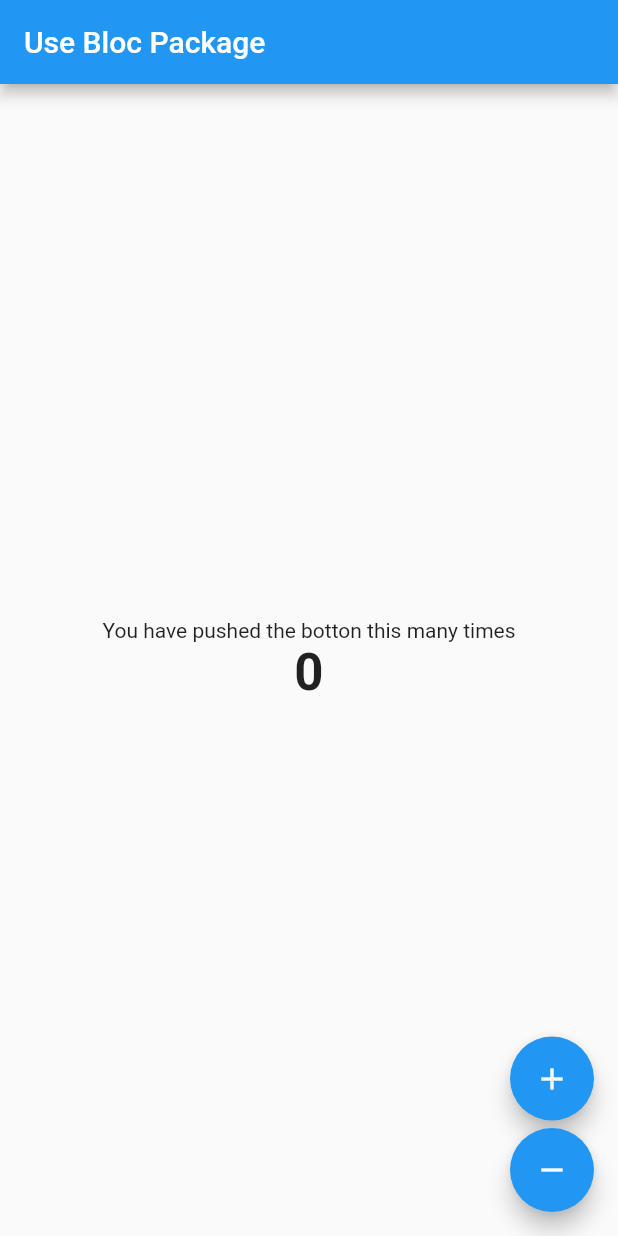
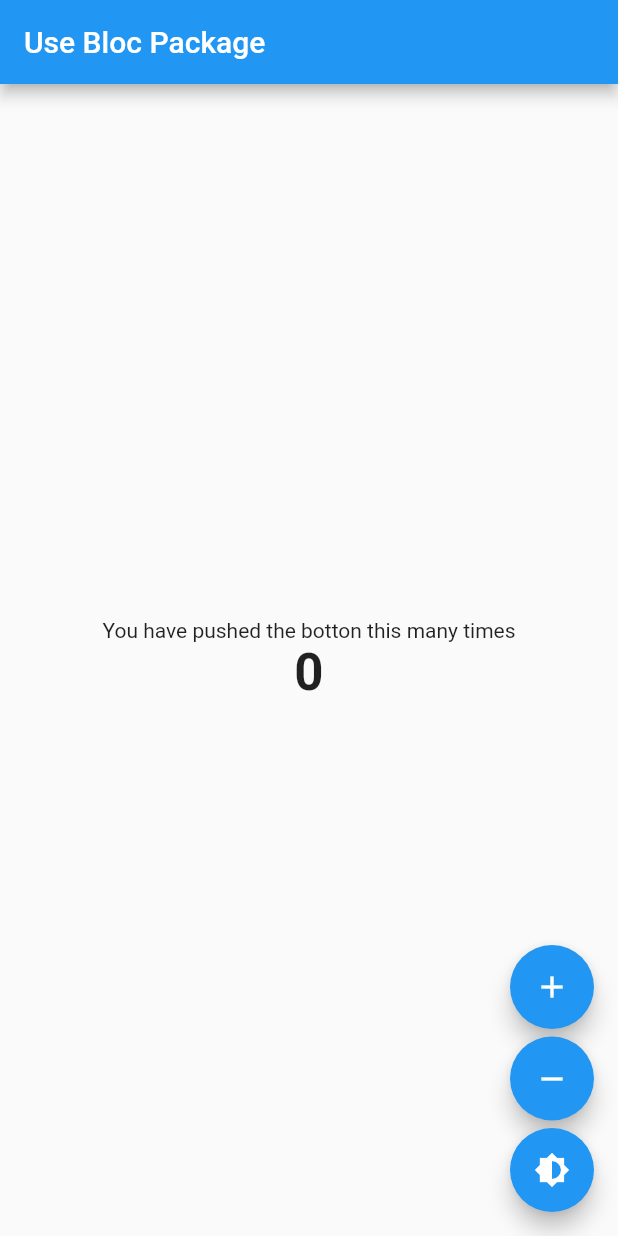
Before and after one commit to hamitseyrek/flutter_bloc_cubit_package, a Flutter app: the screen it shows after launch, on a phone screen of 412 x 824 dp. Run offline on Flutter 3.47's test engine with Material 2 defaults, Android fonts, the phone set to English and light mode, and no system bars; our stand-ins replace flutter_bloc.

Commit message:
Change Theme ligh<->dark with Cubit

```diff
--- a/lib/app.dart
+++ b/lib/app.dart
@@ -4,6 +4,7 @@ import 'package:flutter_bloc/flutter_bloc.dart';
 import 'package:flutter_bloc_cubit_package/counter_bloc/counter_bloc.dart';
 import 'package:flutter_bloc_cubit_package/counter_bloc/counter_event.dart';
 import 'package:flutter_bloc_cubit_package/counter_bloc/counter_state.dart';
+import 'package:flutter_bloc_cubit_package/theme_cubit/theme_cubit.dart';
 
 class MyAppHome extends StatelessWidget {
   const MyAppHome({Key? key}) : super(key: key);
@@ -69,6 +70,14 @@ class MyActions extends StatelessWidget {
             context.read<CounterBloc>().add(CounterDecrement());
           },
         ),
+        const SizedBox(height: 5),
+        FloatingActionButton(
+          child: const Icon(Icons.brightness_6),
+          heroTag: 'changeTheme',
+          onPressed: () {
+            context.read<ThemeCubit>().changeTheme();
+          },
+        ),
       ],
     );
   }
--- a/lib/main.dart
+++ b/lib/main.dart
@@ -2,6 +2,7 @@ import 'package:flutter/material.dart';
 import 'package:flutter_bloc/flutter_bloc.dart';
 import 'package:flutter_bloc_cubit_package/app.dart';
 import 'package:flutter_bloc_cubit_package/counter_bloc/counter_bloc.dart';
+import 'package:flutter_bloc_cubit_package/theme_cubit/theme_cubit.dart';
 
 void main() {
   runApp(const MyApp());
@@ -13,14 +14,17 @@ class MyApp extends StatelessWidget {
   // This widget is the root of your application.
   @override
   Widget build(BuildContext context) {
-    return MaterialApp(
-      title: 'Flutter Demo',
-      theme: ThemeData(
-        primarySwatch: Colors.blue,
-      ),
-      home: BlocProvider(
-        create: (context) => CounterBloc(),
-        child: const MyAppHome(),
+    return BlocProvider(
+      create: (context) => ThemeCubit(),
+      child: BlocBuilder<ThemeCubit, ThemeData>(
+        builder: (context, themeData) => MaterialApp(
+          title: 'Flutter Demo',
+          theme: themeData,
+          home: BlocProvider(
+            create: (context) => CounterBloc(),
+            child: const MyAppHome(),
+          ),
+        ),
       ),
     );
   }
--- /dev/null
+++ b/lib/theme_cubit/theme_cubit.dart
@@ -0,0 +1,23 @@
+import 'package:flutter/material.dart';
+import 'package:flutter_bloc/flutter_bloc.dart';
+
+class ThemeCubit extends Cubit<ThemeData> {
+  ThemeCubit() : super(_lightTheme);
+
+  static final _lightTheme = ThemeData(
+    floatingActionButtonTheme: const FloatingActionButtonThemeData(
+      foregroundColor: Colors.white,
+    ),
+    brightness: Brightness.light,
+  );
+  static final _darkTheme = ThemeData(
+    floatingActionButtonTheme: const FloatingActionButtonThemeData(
+      foregroundColor: Colors.orange,
+    ),
+    brightness: Brightness.dark,
+  );
+
+  void changeTheme() {
+    emit(state.brightness == Brightness.dark ? _lightTheme : _darkTheme);
+  }
+}
```
